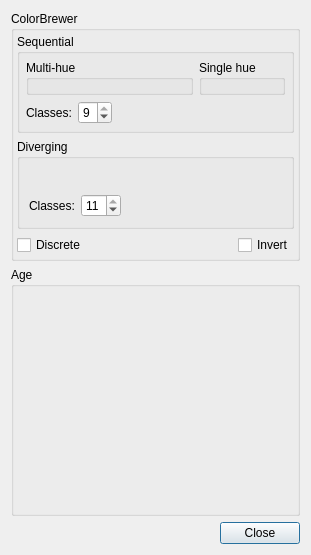
The window that src/qt-widgets/ChooseBuiltinPaletteDialogUi.ui (GPlates/GPlates) describes before a commit, drawn with Qt 5.
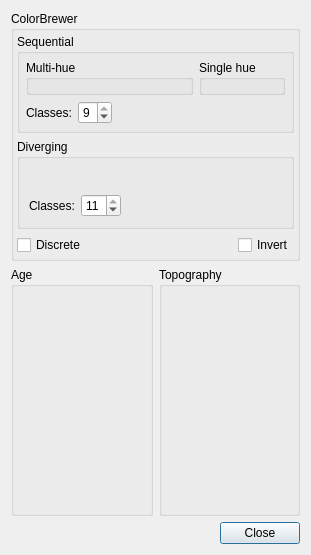
The same window after the commit. Icons and pictures are not drawn.

Commit message: Added new topography palettes Etopo1, Oleron and Bukavu.

```diff
--- a/src/qt-widgets/ChooseBuiltinPaletteDialogUi.ui
+++ b/src/qt-widgets/ChooseBuiltinPaletteDialogUi.ui
@@ -327,6 +327,8 @@
     </widget>
    </item>
    <item>
+    <layout class="QHBoxLayout" name="horizontalLayout_3">
+     <item>
     <widget class="QGroupBox" name="age_groupbox">
      <property name="title">
       <string>Age</string>
@@ -346,6 +348,23 @@
       </item>
      </layout>
     </widget>
+     </item>
+     <item>
+      <widget class="QGroupBox" name="topo_groupbox">
+       <property name="title">
+        <string>Topography</string>
+       </property>
+       <layout class="QHBoxLayout" name="horizontalLayout_7">
+        <item>
+         <widget class="QWidget" name="topo_etopo1_placeholder" native="true"/>
+        </item>
+        <item>
+         <widget class="QWidget" name="topo_geo_placeholder" native="true"/>
+        </item>
+       </layout>
+      </widget>
+     </item>
+    </layout>
    </item>
    <item>
     <widget class="QDialogButtonBox" name="main_buttonbox">
```
Lines whose indentation alone changed are shown as unchanged. The commit also changes 11 other files.
